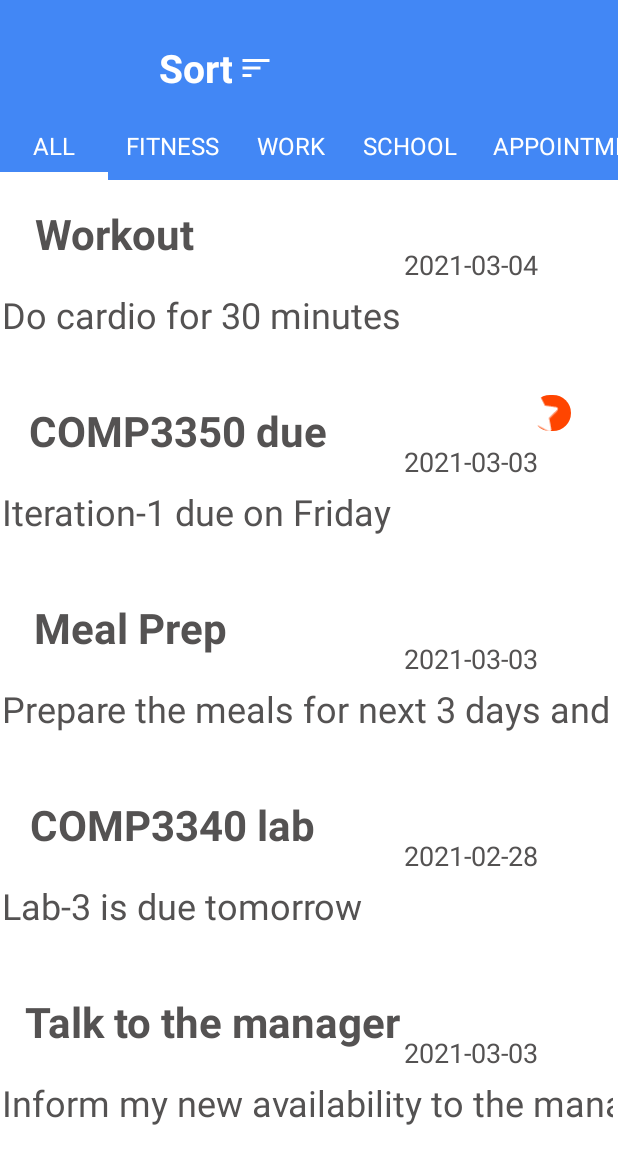
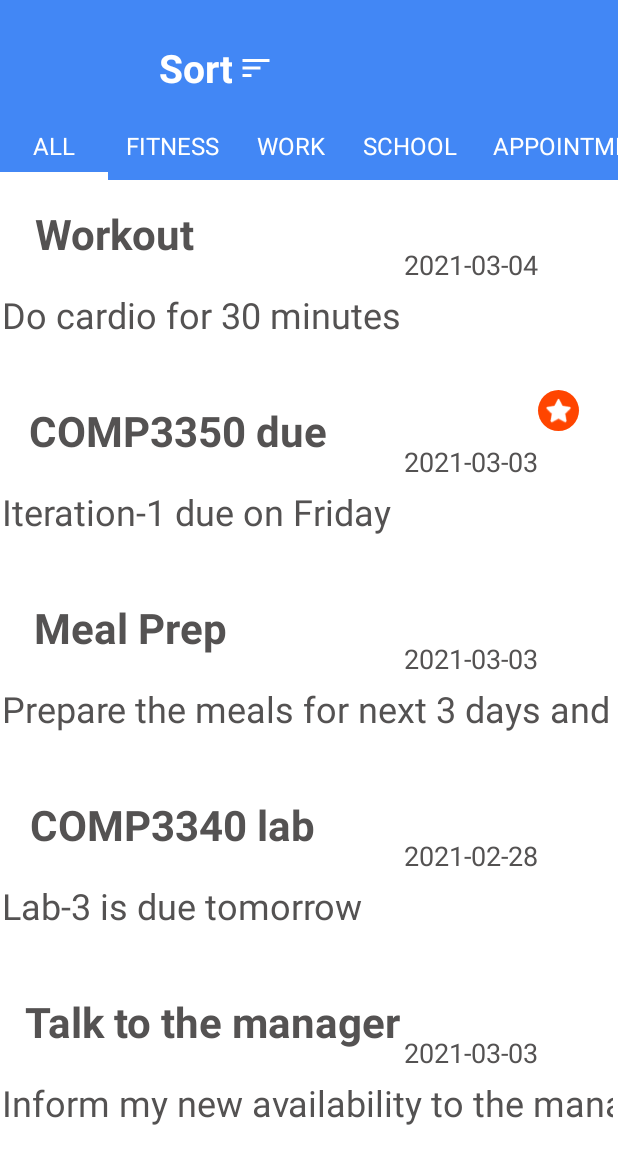
Before and after one commit to gurtejboparai/taskmonitoring, an Android app: the screen it shows after launch (ViewTaskActivity), scrolled down 140 dp, on a phone screen of 412 x 824 dp, the part 85-1236 px from its top. Run offline under Robolectric (Android 15) with nearby library versions, the phone set to English and light mode, and no system bars; libraries missing offline, so code that uses them is left out: it.xabaras.android; Roboto replaces fonts that are not available here.

Commit message:
change a little on displaying the priority

```diff
--- a/app/src/main/res/layout/row.xml
+++ b/app/src/main/res/layout/row.xml
@@ -74,14 +74,23 @@
 
         <com.google.android.material.chip.Chip
             android:id="@+id/priorityChip"
-            android:layout_width="50dp"
-            android:layout_height="40dp"
+            android:layout_width="38dp"
+            android:layout_height="43dp"
             android:layout_marginStart="239dp"
             android:layout_marginTop="2dp"
-            android:button="@android:drawable/btn_star_big_on"
-            android:buttonTint="@color/White"
+
+            android:buttonTint="#F44336"
             android:clickable="false"
+            android:foregroundGravity="center_vertical|center_horizontal"
+            android:gravity="center"
             app:chipBackgroundColor="@color/white"
+            app:chipCornerRadius="24dp"
+            app:chipEndPadding="0dp"
+            app:chipStartPadding="3.5dp"
+            app:chipIcon="@android:drawable/btn_star_big_on"
+            app:chipIconSize="20dp"
+            app:chipIconTint="#FFFFFF"
+            app:closeIconEndPadding="0dp"
             app:layout_constraintBottom_toTopOf="@+id/taskDate"
             app:layout_constraintEnd_toEndOf="parent"
             app:layout_constraintHorizontal_bias="0.862"
```
